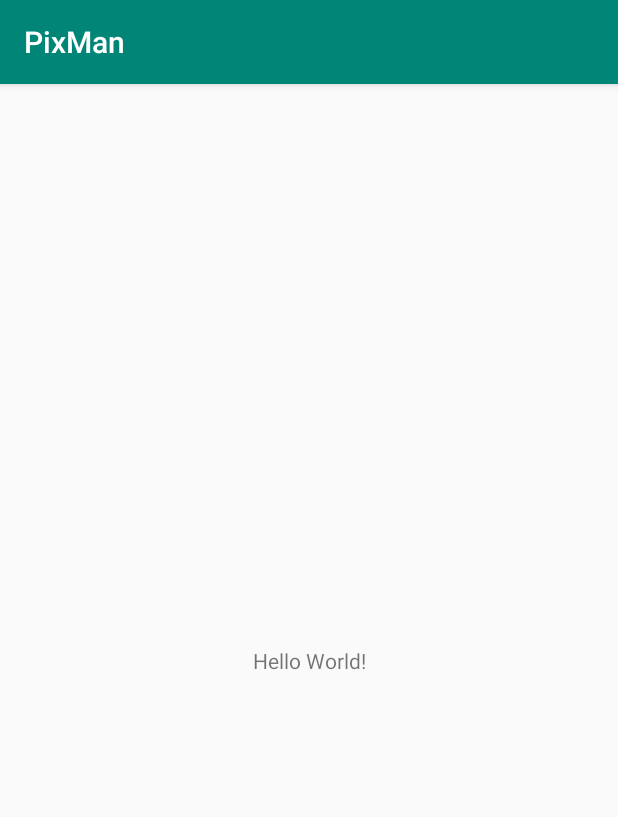
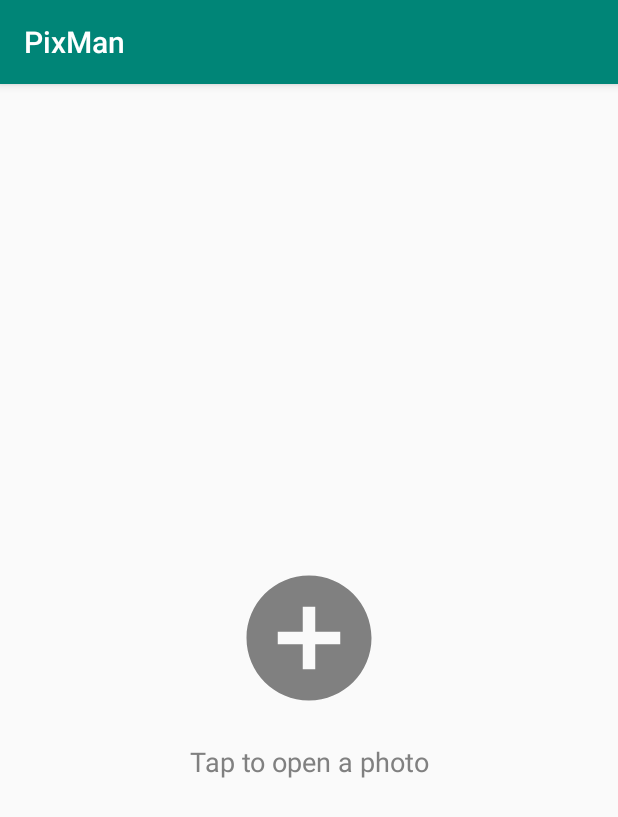
Before and after one commit to MVK059/PixMan, an Android app: the screen it shows after launch (AddImageActivity), on a phone screen of 412 x 824 dp. Shown: the top 817 px of the screen. Run offline under Robolectric (Android 15) with nearby library versions, the phone set to English and light mode, and no system bars; our stand-ins replace Dagger/Hilt's generated code, data binding; 11 statements that could not run were skipped.

Commit message:
Implement picking of image from gallery

```diff
--- a/app/build.gradle
+++ b/app/build.gradle
@@ -63,8 +63,8 @@ dependencies {
     // logger
     implementation "com.jakewharton.timber:timber:$timber_version"
 
-    // Permission
-    implementation "com.karumi:dexter:$permission_version"
+    // Camera
+    implementation "com.mindorks:paracamera:$camera_version"
 
     // Local Unit tests
     testImplementation "junit:junit:$junit_version"
--- a/app/src/main/java/com/mvk/pixman/utils/common/Constants.kt
+++ b/app/src/main/java/com/mvk/pixman/utils/common/Constants.kt
@@ -1,5 +1,6 @@
 package com.mvk.pixman.utils.common
 
 object Constants {
-    const val NULL_INDEX = -1L
+    const val RESULT_GALLERY_IMAGE = 1001
+    const val ADD_IMAGE_ACTIVITY_TAG = "AddImageActivity"
 }
--- /dev/null
+++ b/app/src/main/res/drawable/ic_add_circle_grey.xml
@@ -0,0 +1,10 @@
+<vector xmlns:android="http://schemas.android.com/apk/res/android"
+    android:width="100dp"
+    android:height="100dp"
+    android:tint="#808080"
+    android:viewportWidth="24.0"
+    android:viewportHeight="24.0">
+    <path
+        android:fillColor="#FF000000"
+        android:pathData="M12,2C6.48,2 2,6.48 2,12s4.48,10 10,10 10,-4.48 10,-10S17.52,2 12,2zM17,13h-4v4h-2v-4L7,13v-2h4L11,7h2v4h4v2z" />
+</vector>
--- a/app/src/main/res/layout/activity_add_image.xml
+++ b/app/src/main/res/layout/activity_add_image.xml
@@ -4,6 +4,7 @@
     xmlns:tools="http://schemas.android.com/tools">
 
     <data>
+
         <variable
             name="addVM"
             type="com.mvk.pixman.ui.addimage.ImageViewModel" />
@@ -14,14 +15,30 @@
         android:layout_height="match_parent"
         tools:context=".ui.addimage.AddImageActivity">
 
-        <TextView
+        <ImageView
+            android:id="@+id/addImageOpenIV"
             android:layout_width="wrap_content"
             android:layout_height="wrap_content"
-            android:text="Hello World!"
+            android:layout_marginBottom="30dp"
+            android:onClick="@{addVM.onAddClick}"
+            android:contentDescription="@string/add_image_cont_desc"
+            android:src="@drawable/ic_add_circle_grey"
             app:layout_constraintBottom_toBottomOf="parent"
             app:layout_constraintLeft_toLeftOf="parent"
             app:layout_constraintRight_toRightOf="parent"
             app:layout_constraintTop_toTopOf="parent" />
 
+        <TextView
+            android:id="@+id/addImageOpenTV"
+            android:layout_width="wrap_content"
+            android:layout_height="wrap_content"
+            android:layout_marginTop="20dp"
+            android:text="@string/add_image_open_text"
+            android:textColor="@color/grey"
+            android:textSize="18sp"
+            app:layout_constraintEnd_toEndOf="parent"
+            app:layout_constraintStart_toStartOf="parent"
+            app:layout_constraintTop_toBottomOf="@+id/addImageOpenIV" />
+
     </androidx.constraintlayout.widget.ConstraintLayout>
 </layout>
--- a/app/src/main/res/values/colors.xml
+++ b/app/src/main/res/values/colors.xml
@@ -6,6 +6,6 @@
 
     <color name="black">#000000</color>
     <color name="white">#ffffff</color>
-    <color name="grey">#999999</color>
+    <color name="grey">#808080</color>
     <color name="blue">#0000FF</color>
 </resources>
--- a/app/src/main/res/values/strings.xml
+++ b/app/src/main/res/values/strings.xml
@@ -1,3 +1,8 @@
 <resources>
     <string name="app_name">PixMan</string>
+
+    <!--    Add Image -->
+    <string name="add_image_open_text">Tap to open a photo</string>
+    <string name="add_image_cont_desc">Add image</string>
+    <string name="add_image_try_again">Please try again</string>
 </resources>
--- a/build.gradle
+++ b/build.gradle
@@ -52,8 +52,8 @@ ext {
     // Logging
     timber_version = '4.7.1'
 
-    // Permission
-    permission_version = '6.0.2'
+    // Camera
+    camera_version = '0.2.2'
 
     // Tests
     junit_version = '4.12'
```
Also changed, not shown: app/src/main/java/com/mvk/pixman/ui/addimage/AddImageActivity.kt (+43 -0 lines), app/src/main/java/com/mvk/pixman/ui/addimage/ImageViewModel.kt (+18 -1 lines).
